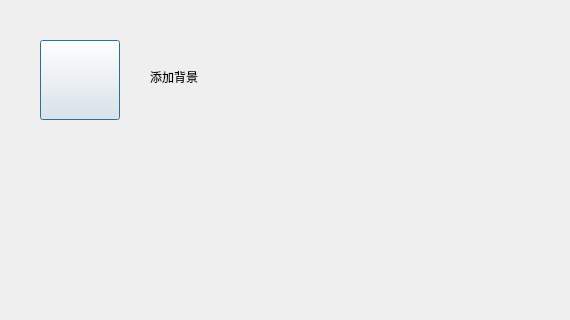
Before: the Qt Designer form src/XMusic/addbkgdlg.ui in 1028417/XMusic, drawn with Qt 5; both pictures show x 0 to 570 and y 0 to 320 of the 814 by 500 pixel window.
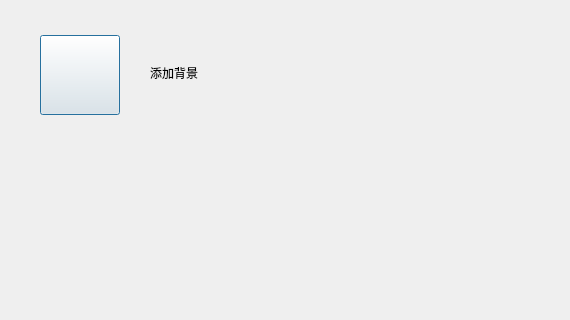
After: the same form once the commit is applied. Icons and pictures are not drawn. Custom widgets are drawn as their Qt base class.

The edit to the form file:
```diff
--- a/src/XMusic/addbkgdlg.ui
+++ b/src/XMusic/addbkgdlg.ui
@@ -17,7 +17,7 @@
    <property name="geometry">
     <rect>
      <x>40</x>
-     <y>40</y>
+     <y>35</y>
      <width>80</width>
      <height>80</height>
     </rect>
@@ -45,7 +45,7 @@
    <property name="geometry">
     <rect>
      <x>150</x>
-     <y>47</y>
+     <y>43</y>
      <width>300</width>
      <height>60</height>
     </rect>
```
